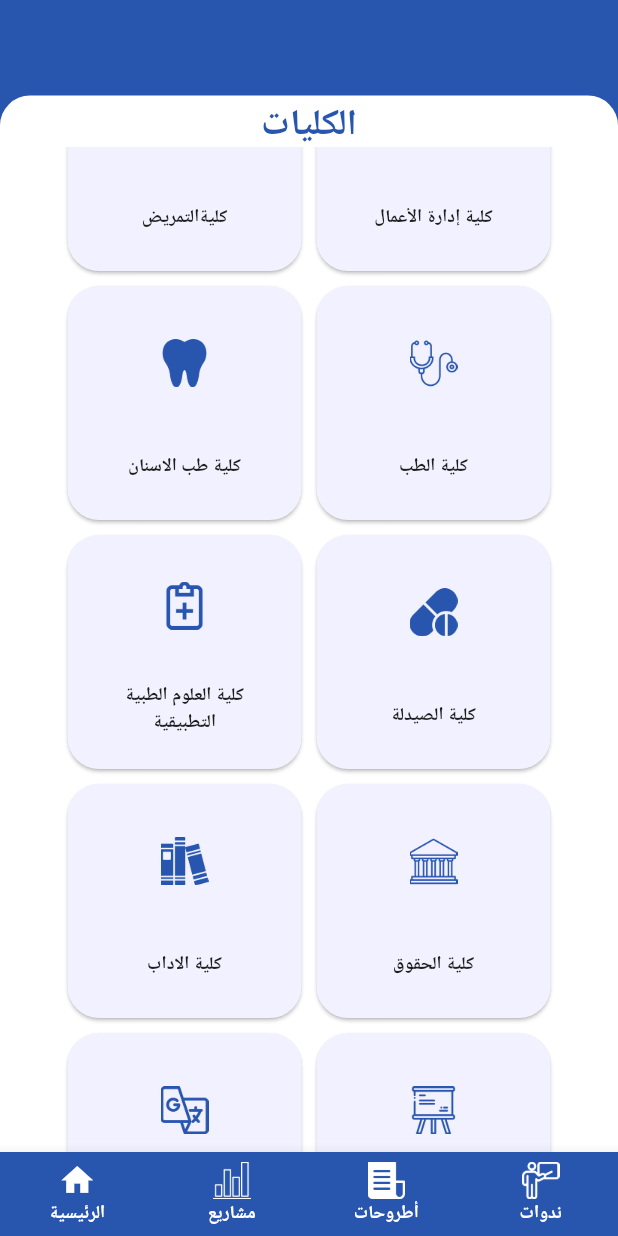
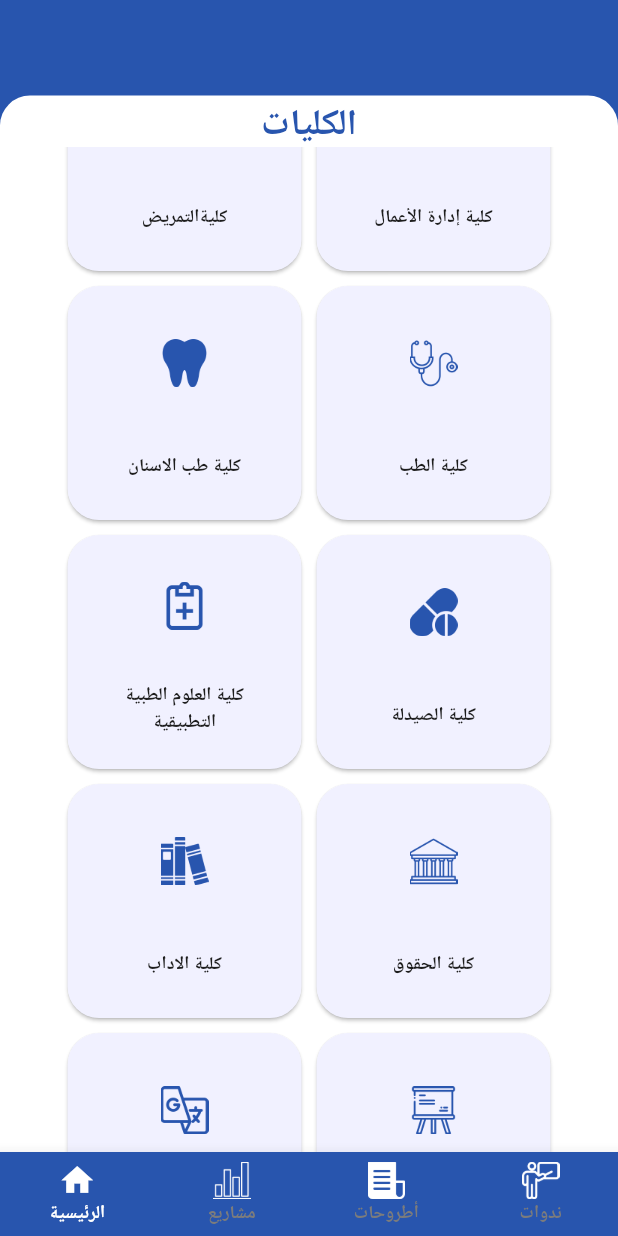
Before and after one commit to haneengheas/aban, a Flutter app: the NavigationFile screen opened directly with empty values, scrolled down 576 dp, on a phone screen of 412 x 824 dp. Run offline on Flutter 3.47's test engine with Material 2 defaults, Android fonts, the phone set to English and light mode, and no system bars; our stand-ins replace awesome_dialog, cloud_firestore, emoji_picker_flutter, firebase_auth, firebase_core, firebase_messaging and 5 more; missing offline and left inert: quds_ui_kit; accounts and stored records are empty; Roboto replaces fonts that are missing (Cairo).

Commit message:
heightlight navigation.dart

```diff
--- a/lib/screens/Home/navigation.dart
+++ b/lib/screens/Home/navigation.dart
@@ -31,10 +31,12 @@ class _NavigationFileState extends State<NavigationFile> {
       bottomNavigationBar: BottomNavigationBar(
         currentIndex: index,
         backgroundColor: blue,
+        selectedIconTheme: const IconThemeData(color: gray,),
         selectedLabelStyle: hintStyle4,
         unselectedLabelStyle: hintStyle4,
         selectedItemColor: white,
-        unselectedItemColor: white,
+        mouseCursor: MouseCursor.defer,
+        unselectedItemColor: gray,
         iconSize: 40,
         type: BottomNavigationBarType.fixed,
         onTap: (value) {
--- a/lib/screens/Home/view.dart
+++ b/lib/screens/Home/view.dart
@@ -1,12 +1,9 @@
 import 'package:aban/constant/style.dart';
-import 'package:aban/provider/auth_provider.dart';
-import 'package:aban/provider/profile_provider.dart';
 import 'package:cloud_firestore/cloud_firestore.dart';
 import 'package:firebase_auth/firebase_auth.dart';
 import 'package:firebase_messaging/firebase_messaging.dart';
 import 'package:flutter/material.dart';
 import 'package:google_fonts/google_fonts.dart';
-import 'package:provider/provider.dart';
 import 'college_views.dart';
 
 class HomeScreen extends StatefulWidget {
```
